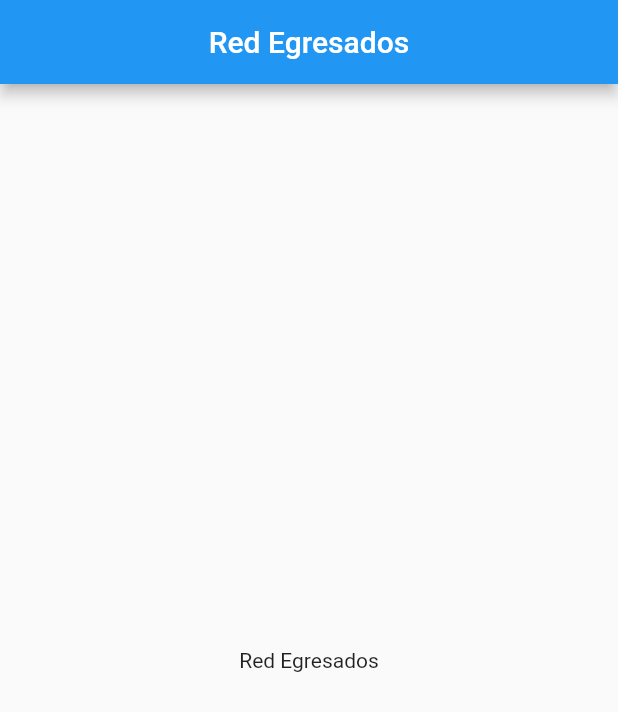
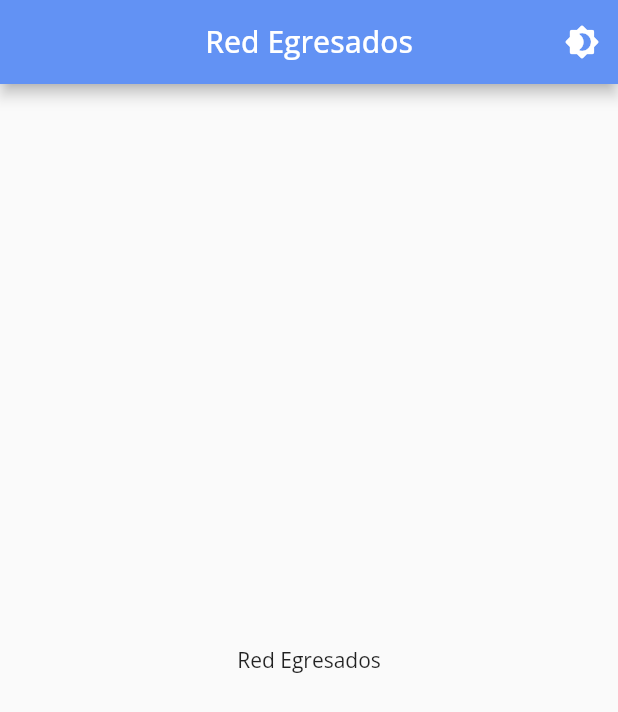
Before and after one commit to EjemplosMisionTic2022/red_egresados, a Flutter app: the screen it shows after launch, on a phone screen of 412 x 824 dp. Shown: the top 712 px of the screen. Run offline on Flutter 3.47's test engine with Material 2 defaults, Android fonts, the phone set to English and light mode, and no system bars; our stand-ins replace get, google_fonts.

Commit message:
added theme

```diff
--- a/lib/ui/app.dart
+++ b/lib/ui/app.dart
@@ -1,24 +1,22 @@
 import 'package:flutter/material.dart';
+import 'package:get/get.dart';
 import 'package:red_egresados/ui/pages/content/content_page.dart';
+import 'package:red_egresados/ui/theme/theme.dart';
 
 class App extends StatelessWidget {
   // This widget is the root of your application.
   @override
   Widget build(BuildContext context) {
-    return MaterialApp(
-      title: 'Flutter Demo',
-      theme: ThemeData(
-        // This is the theme of your application.
-        //
-        // Try running your application with "flutter run". You'll see the
-        // application has a blue toolbar. Then, without quitting the app, try
-        // changing the primarySwatch below to Colors.green and then invoke
-        // "hot reload" (press "r" in the console where you ran "flutter run",
-        // or simply save your changes to "hot reload" in a Flutter IDE).
-        // Notice that the counter didn't reset back to zero; the application
-        // is not restarted.
-        primarySwatch: Colors.blue,
-      ),
+    return GetMaterialApp(
+      title: 'Red Egresados MinTIC',
+      // Quitamos el banner DEBUG
+      debugShowCheckedModeBanner: false,
+      // Establecemos el tema claro
+      theme: MyTheme.ligthTheme,
+      // Establecemos el tema oscuro
+      darkTheme: MyTheme.darkTheme,
+      // Por defecto tomara la seleccion del sistema
+      themeMode: ThemeMode.system,
       home: ContentPage(),
     );
   }
--- /dev/null
+++ b/lib/ui/theme/colors.dart
@@ -0,0 +1,31 @@
+import 'package:flutter/material.dart';
+
+class AppColors {
+  // Static color constants
+  static const Color primaryColor = Color(0xff6292F4);
+  static const Color darkPrimaryColor = Color(0xff3366C6);
+  static const Color accentColor = Color(0xffe53766);
+  static const Color TextPrimaryColor = Color(0xFF212121);
+  static const Color TextSecondaryColor = Color(0xFF757575);
+  static const Color AccentColorDarkTheme = Color(0xFF9E9E9E);
+
+  static MaterialColor createMaterialColor(Color color) {
+    List strengths = <double>[.05];
+    final swatch = <int, Color>{};
+    final int r = color.red, g = color.green, b = color.blue;
+
+    for (int i = 1; i < 10; i++) {
+      strengths.add(0.1 * i);
+    }
+    strengths.forEach((strength) {
+      final double ds = 0.5 - strength;
+      swatch[(strength * 1000).round()] = Color.fromRGBO(
+        r + ((ds < 0 ? r : (255 - r)) * ds).round(),
+        g + ((ds < 0 ? g : (255 - g)) * ds).round(),
+        b + ((ds < 0 ? b : (255 - b)) * ds).round(),
+        1,
+      );
+    });
+    return MaterialColor(color.value, swatch);
+  }
+}
--- /dev/null
+++ b/lib/ui/theme/text_styles.dart
@@ -0,0 +1,34 @@
+import 'package:flutter/material.dart';
+import 'package:google_fonts/google_fonts.dart';
+
+class AppTextStyle {
+  static String? get fontFamily => GoogleFonts.openSans().fontFamily;
+  //static String? get fontFamily => GoogleFonts.yanoneKaffeesatz().fontFamily;
+
+  // Google font
+  static TextStyle get defaultFontStyle => GoogleFonts.openSans();
+
+  // if we need to change a style
+  static TextStyle get headline1 => GoogleFonts.openSans(
+        fontSize: 18.0,
+        fontWeight: FontWeight.w700,
+      );
+
+  static TextStyle get cardTitle => GoogleFonts.openSans(
+        fontSize: 16.0,
+        fontWeight: FontWeight.w600,
+      );
+  static TextStyle get cardContent => GoogleFonts.openSans(
+        fontSize: 16.0,
+      );
+  static TextStyle get cardDetails => GoogleFonts.openSans(
+        fontSize: 16.0,
+        fontWeight: FontWeight.w600,
+      );
+
+  /// The default text style for [Material].
+  static TextStyle get appBodyText => GoogleFonts.openSans(
+        fontSize: 18.0,
+        fontWeight: FontWeight.w700,
+      );
+}
--- /dev/null
+++ b/lib/ui/theme/theme.dart
@@ -0,0 +1,37 @@
+import 'package:flutter/material.dart';
+import 'colors.dart';
+import 'text_styles.dart';
+
+class MyTheme {
+  static ThemeData get ligthTheme {
+    return ThemeData(
+      brightness: Brightness.light,
+      primarySwatch: AppColors.createMaterialColor(AppColors.primaryColor),
+      accentColor:
+          AppColors.createMaterialColor(AppColors.accentColor).shade500,
+      fontFamily: AppTextStyle.fontFamily,
+      inputDecorationTheme: InputDecorationTheme(
+        border: OutlineInputBorder(),
+        fillColor: Colors.grey.shade300,
+      ),
+    );
+  }
+
+  // on DarkMode the Swatch parameter is not working
+  // https://github.com/flutter/flutter/issues/19089
+  static ThemeData get darkTheme {
+    return ThemeData(
+      brightness: Brightness.dark,
+      primarySwatch: AppColors.createMaterialColor(AppColors.primaryColor),
+      accentColor:
+          AppColors.createMaterialColor(AppColors.accentColor).shade500,
+      toggleableActiveColor:
+          AppColors.createMaterialColor(AppColors.primaryColor).shade500,
+      // this can all be copied, waiting for verification
+      fontFamily: AppTextStyle.fontFamily,
+      floatingActionButtonTheme: FloatingActionButtonThemeData(),
+      // copy from ligthTheme
+      inputDecorationTheme: ligthTheme.inputDecorationTheme,
+    );
+  }
+}
--- a/lib/ui/widgets/appbar.dart
+++ b/lib/ui/widgets/appbar.dart
@@ -1,4 +1,5 @@
 import 'package:flutter/material.dart';
+import 'package:get/get.dart';
 
 class CustomAppBar extends AppBar {
   final Widget tile;
@@ -13,5 +14,16 @@ class CustomAppBar extends AppBar {
           key: key,
           centerTitle: true,
           title: tile,
+          actions: [
+            IconButton(
+              icon: Icon(
+                Icons.brightness_4_rounded,
+              ),
+              onPressed: () {
+                Get.changeTheme(
+                    Get.isDarkMode ? ThemeData.light(): ThemeData.dark());
+              },
+            ),
+          ],
         );
 }
--- a/pubspec.yaml
+++ b/pubspec.yaml
@@ -28,6 +28,8 @@ dependencies:
   # The following adds the Cupertino Icons font to your application.
   # Use with the CupertinoIcons class for iOS style icons.
   cupertino_icons: ^1.0.2
+  google_fonts: ^2.1.0
+  get: ^4.3.8
 
 dev_dependencies:
   flutter_test:
```
Also changed, not shown: pubspec.lock.
